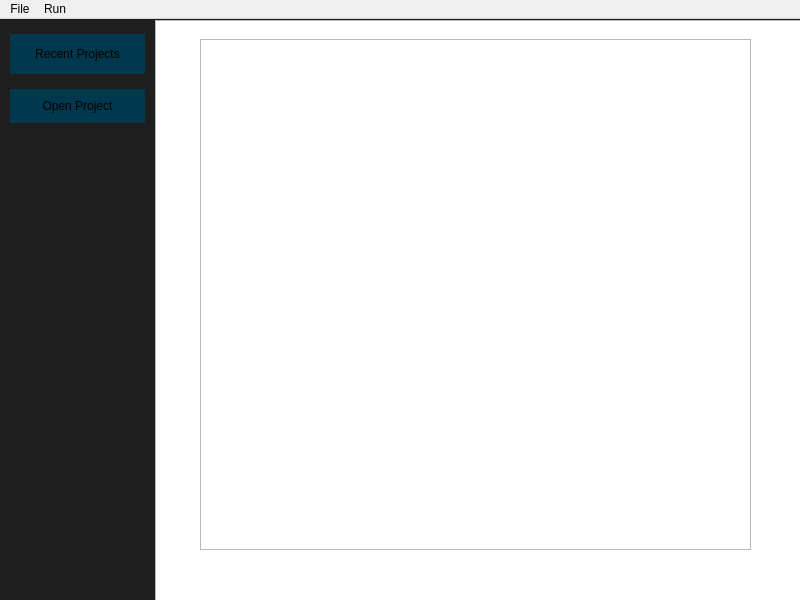
Qt form mainwindow.ui (Aditya-2204/AutoViz) before a commit.
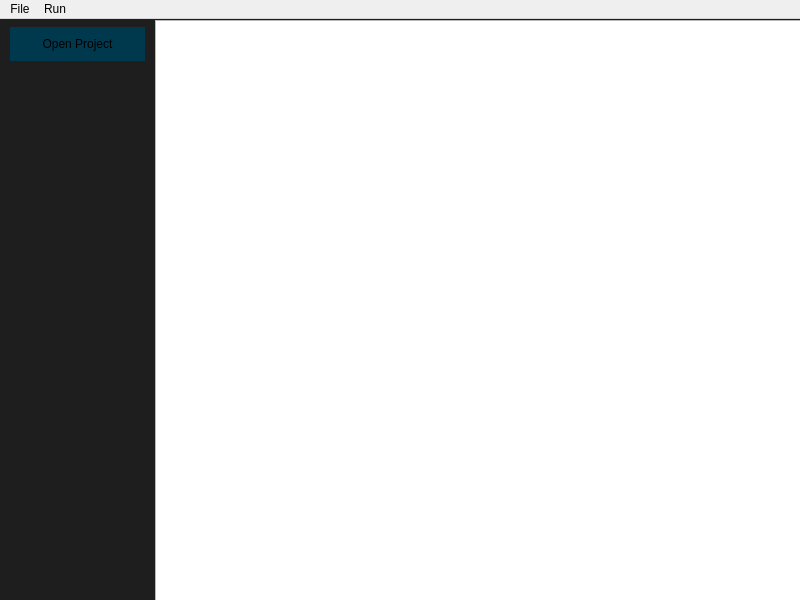
The same form after that commit.

Commit message: Fixed single line extract method of NT swerve module data

Patch:
```diff
--- a/mainwindow.ui
+++ b/mainwindow.ui
@@ -48,10 +48,10 @@
       <x>0</x>
       <y>0</y>
       <width>155</width>
-      <height>121</height>
+      <height>51</height>
      </rect>
     </property>
-    <layout class="QVBoxLayout" name="verticalLayout" stretch="0,0">
+    <layout class="QVBoxLayout" name="verticalLayout" stretch="0">
      <property name="spacing">
       <number>0</number>
      </property>
@@ -64,30 +64,6 @@
      <property name="rightMargin">
       <number>10</number>
      </property>
-     <item>
-      <widget class="QPushButton" name="recentProjects">
-       <property name="minimumSize">
-        <size>
-         <width>0</width>
-         <height>40</height>
-        </size>
-       </property>
-       <property name="styleSheet">
-        <string notr="true">QPushButton {
-	border-radius: 0px;
-	background: rgb(0,57,77);
-
-	padding: 5px;
-}</string>
-       </property>
-       <property name="text">
-        <string>Recent Projects</string>
-       </property>
-       <property name="default">
-        <bool>true</bool>
-       </property>
-      </widget>
-     </item>
      <item>
       <widget class="QPushButton" name="openProjects">
        <property name="styleSheet">
@@ -105,16 +81,6 @@
      </item>
     </layout>
    </widget>
-   <widget class="QTextEdit" name="displayModule">
-    <property name="geometry">
-     <rect>
-      <x>200</x>
-      <y>20</y>
-      <width>551</width>
-      <height>511</height>
-     </rect>
-    </property>
-   </widget>
   </widget>
   <widget class="QMenuBar" name="menubar">
    <property name="geometry">
```
The commit also changes 1256 other files.
